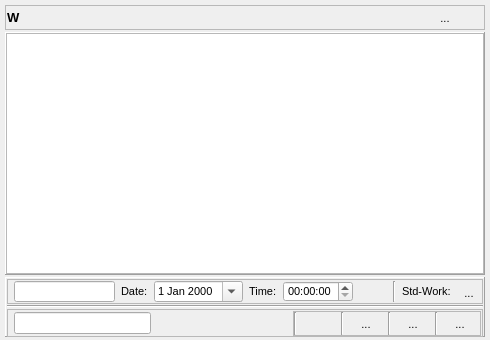
Above: day_popup.ui from Tria-Andy/WorkoutEditor before the change. Below: the same form after it.
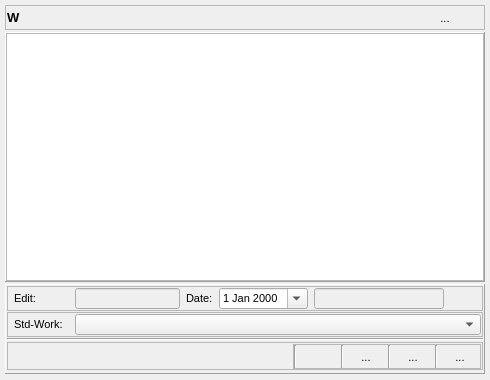
That is the form after the change. Icons and pictures are not drawn.

Commit message: Add Combobox for StandardWorkouts

```diff
--- a/day_popup.ui
+++ b/day_popup.ui
@@ -7,19 +7,19 @@
     <x>0</x>
     <y>0</y>
     <width>490</width>
-    <height>340</height>
+    <height>380</height>
    </rect>
   </property>
   <property name="minimumSize">
    <size>
     <width>0</width>
-    <height>340</height>
+    <height>380</height>
    </size>
   </property>
   <property name="maximumSize">
    <size>
     <width>16777215</width>
-    <height>340</height>
+    <height>380</height>
    </size>
   </property>
   <property name="font">
@@ -193,13 +193,13 @@
      <property name="minimumSize">
       <size>
        <width>0</width>
-       <height>0</height>
+       <height>240</height>
       </size>
      </property>
      <property name="maximumSize">
       <size>
        <width>16777215</width>
-       <height>16777215</height>
+       <height>250</height>
       </size>
      </property>
      <property name="frameShape">
@@ -232,6 +232,18 @@
           <verstretch>0</verstretch>
          </sizepolicy>
         </property>
+        <property name="minimumSize">
+         <size>
+          <width>0</width>
+          <height>240</height>
+         </size>
+        </property>
+        <property name="maximumSize">
+         <size>
+          <width>16777215</width>
+          <height>250</height>
+         </size>
+        </property>
         <property name="selectionMode">
          <enum>QAbstractItemView::SingleSelection</enum>
         </property>
@@ -254,13 +266,13 @@
      <property name="minimumSize">
       <size>
        <width>0</width>
-       <height>60</height>
+       <height>90</height>
       </size>
      </property>
      <property name="maximumSize">
       <size>
        <width>16777215</width>
-       <height>60</height>
+       <height>90</height>
       </size>
      </property>
      <property name="frameShape">
@@ -321,10 +333,23 @@
          <property name="bottomMargin">
           <number>1</number>
          </property>
+         <item>
+          <widget class="QLabel" name="label">
+           <property name="minimumSize">
+            <size>
+             <width>55</width>
+             <height>0</height>
+            </size>
+           </property>
+           <property name="text">
+            <string>Edit:</string>
+           </property>
+          </widget>
+         </item>
          <item>
           <widget class="QLineEdit" name="lineEdit_selected">
            <property name="enabled">
-            <bool>true</bool>
+            <bool>false</bool>
            </property>
            <property name="minimumSize">
             <size>
@@ -358,18 +383,24 @@
           </widget>
          </item>
          <item>
-          <widget class="QLabel" name="label_3">
-           <property name="text">
-            <string>Time:</string>
+          <widget class="QLineEdit" name="lineEdit_workoutInfo">
+           <property name="enabled">
+            <bool>false</bool>
            </property>
-           <property name="buddy">
-            <cstring>timeEdit_time</cstring>
+           <property name="minimumSize">
+            <size>
+             <width>130</width>
+             <height>0</height>
+            </size>
+           </property>
+           <property name="maximumSize">
+            <size>
+             <width>150</width>
+             <height>16777215</height>
+            </size>
            </property>
           </widget>
          </item>
-         <item>
-          <widget class="QTimeEdit" name="timeEdit_time"/>
-         </item>
          <item>
           <spacer name="horizontalSpacer_2">
            <property name="orientation">
@@ -383,52 +414,59 @@
            </property>
           </spacer>
          </item>
-         <item>
-          <widget class="Line" name="line_6">
-           <property name="orientation">
-            <enum>Qt::Vertical</enum>
-           </property>
-          </widget>
-         </item>
-         <item>
+        </layout>
+       </widget>
+      </item>
+      <item>
+       <widget class="QFrame" name="frame_stdworkout">
+        <property name="minimumSize">
+         <size>
+          <width>0</width>
+          <height>25</height>
+         </size>
+        </property>
+        <property name="maximumSize">
+         <size>
+          <width>16777215</width>
+          <height>25</height>
+         </size>
+        </property>
+        <property name="frameShape">
+         <enum>QFrame::StyledPanel</enum>
+        </property>
+        <property name="frameShadow">
+         <enum>QFrame::Raised</enum>
+        </property>
+        <layout class="QFormLayout" name="formLayout">
+         <property name="leftMargin">
+          <number>6</number>
+         </property>
+         <property name="topMargin">
+          <number>1</number>
+         </property>
+         <property name="rightMargin">
+          <number>1</number>
+         </property>
+         <property name="bottomMargin">
+          <number>1</number>
+         </property>
+         <item row="0" column="0">
           <widget class="QLabel" name="label_5">
+           <property name="minimumSize">
+            <size>
+             <width>55</width>
+             <height>0</height>
+            </size>
+           </property>
            <property name="text">
             <string>Std-Work:</string>
            </property>
           </widget>
          </item>
-         <item>
-          <widget class="QToolButton" name="toolButton_stdwork">
-           <property name="minimumSize">
-            <size>
-             <width>24</width>
-             <height>24</height>
-            </size>
-           </property>
-           <property name="maximumSize">
-            <size>
-             <width>24</width>
-             <height>24</height>
-            </size>
-           </property>
-           <property name="toolTip">
-            <string>Load Standard Workout</string>
-           </property>
-           <property name="text">
-            <string>...</string>
-           </property>
-           <property name="icon">
-            <iconset resource="resources.qrc">
-             <normaloff>:/images/icons/List.png</normaloff>:/images/icons/List.png</iconset>
-           </property>
-           <property name="iconSize">
-            <size>
-             <width>18</width>
-             <height>18</height>
-            </size>
-           </property>
-           <property name="autoRaise">
-            <bool>true</bool>
+         <item row="0" column="1">
+          <widget class="QComboBox" name="comboBox_stdworkout">
+           <property name="currentIndex">
+            <number>-1</number>
            </property>
           </widget>
          </item>
@@ -478,22 +516,6 @@
          <property name="bottomMargin">
           <number>1</number>
          </property>
-         <item>
-          <widget class="QLineEdit" name="lineEdit_workoutInfo">
-           <property name="minimumSize">
-            <size>
-             <width>100</width>
-             <height>0</height>
-            </size>
-           </property>
-           <property name="maximumSize">
-            <size>
-             <width>150</width>
-             <height>16777215</height>
-            </size>
-           </property>
-          </widget>
-         </item>
          <item>
           <spacer name="horizontalSpacer">
            <property name="orientation">
```
The commit also changes 2 other files.
